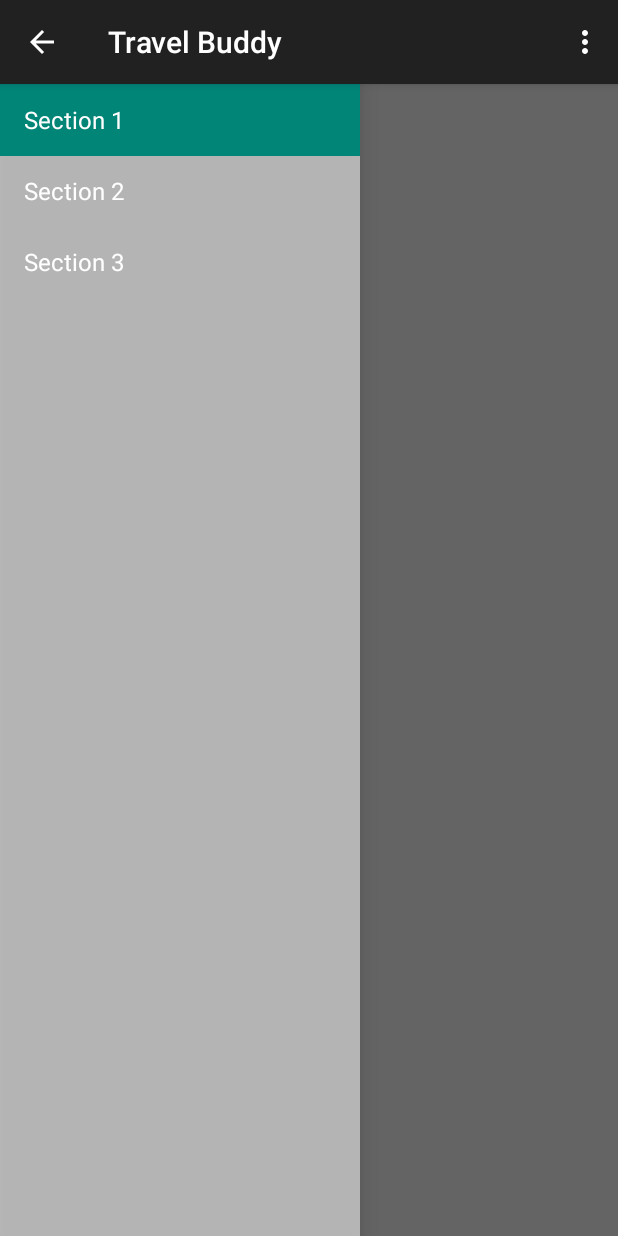
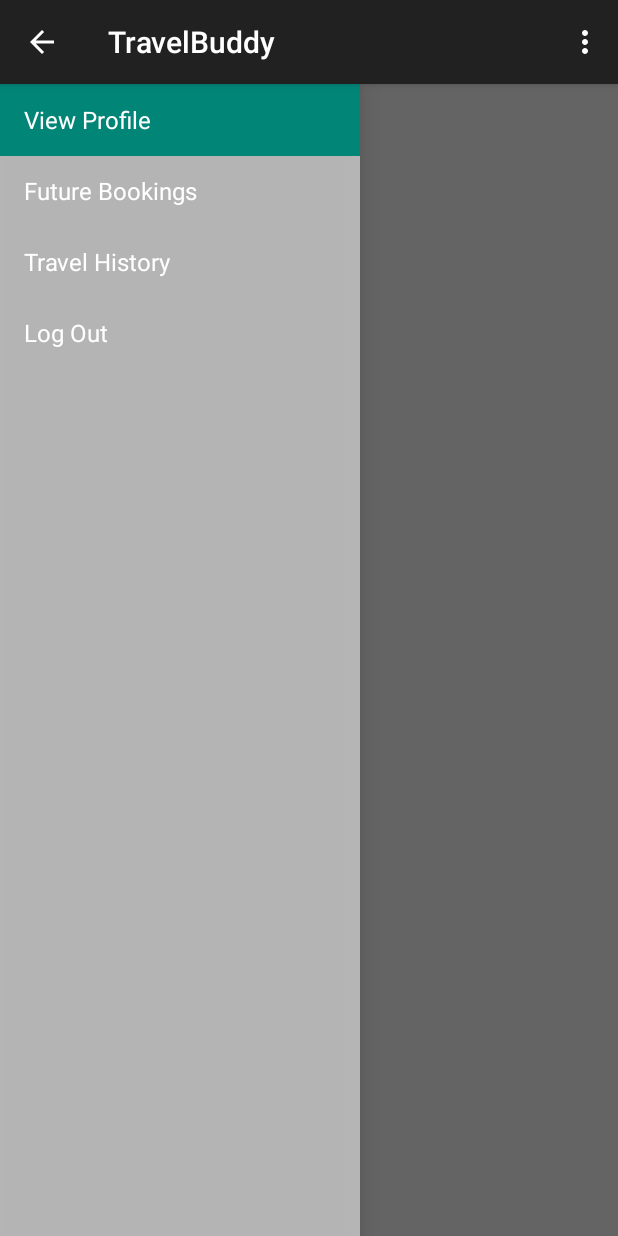
Before and after one commit to axellegupta/TravelBuddy, an Android app: the NavigationDrawerFragment screen opened directly, with no data from a screen before it, on a phone screen of 412 x 824 dp. Run offline under Robolectric (Android 15) with nearby library versions, the light colour scheme and no system bars; 2 statements that could not run were skipped.

Commit message:
NavigationDrawer

```diff
--- a/TravelBuddy/app/src/main/java/com/example/axelle/travelbuddy/NavigationDrawerFragment.java
+++ b/TravelBuddy/app/src/main/java/com/example/axelle/travelbuddy/NavigationDrawerFragment.java
@@ -105,6 +105,7 @@ public class NavigationDrawerFragment extends Fragment {
                         getString(R.string.title_section1),
                         getString(R.string.title_section2),
                         getString(R.string.title_section3),
+                        getString(R.string.title_section4),
                 }));
         mDrawerListView.setItemChecked(mCurrentSelectedPosition, true);
         return mDrawerListView;
@@ -248,7 +249,7 @@ public class NavigationDrawerFragment extends Fragment {
         }
 
         if (item.getItemId() == R.id.action_example) {
-            Toast.makeText(getActivity(), "Example action.", Toast.LENGTH_SHORT).show();
+            Toast.makeText(getActivity(), "Welcome to TravelBuddy.", Toast.LENGTH_SHORT).show();
             return true;
         }
 
--- a/TravelBuddy/app/src/main/res/values/strings.xml
+++ b/TravelBuddy/app/src/main/res/values/strings.xml
@@ -1,16 +1,17 @@
 <resources>
-    <string name="app_name">Travel Buddy</string>
+    <string name="app_name">TravelBuddy</string>
 
     <string name="hello_world">Hello world!</string>
-    <string name="action_settings">Settings</string>
+    <string name="action_settings">Exit App</string>
     <string name="title_activity_home_view">HomeView</string>
 
-    <string name="title_section1">Section 1</string>
-    <string name="title_section2">Section 2</string>
-    <string name="title_section3">Section 3</string>
+    <string name="title_section1">View Profile</string>
+    <string name="title_section2">Future Bookings</string>
+    <string name="title_section3">Travel History</string>
+    <string name="title_section4">Log Out</string>
 
     <string name="navigation_drawer_open">Open navigation drawer</string>
     <string name="navigation_drawer_close">Close navigation drawer</string>
 
-    <string name="action_example">Example action</string>
+    <string name="action_example">Leave</string>
 </resources>
```
